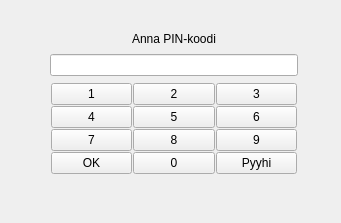
JuusoToratti/tvt23pankkiprojekti, file bank-automat/addPin.ui: the form before one commit.
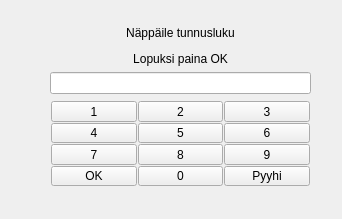
The form after the commit.

```diff
--- a/bank-automat/addPin.ui
+++ b/bank-automat/addPin.ui
@@ -6,20 +6,23 @@
    <rect>
     <x>0</x>
     <y>0</y>
-    <width>341</width>
-    <height>223</height>
+    <width>342</width>
+    <height>219</height>
    </rect>
   </property>
   <property name="windowTitle">
    <string>Form</string>
   </property>
+  <property name="styleSheet">
+   <string notr="true"/>
+  </property>
   <widget class="QWidget" name="verticalLayoutWidget_2">
    <property name="geometry">
     <rect>
      <x>50</x>
-     <y>30</y>
-     <width>248</width>
-     <height>145</height>
+     <y>26</y>
+     <width>261</width>
+     <height>161</height>
     </rect>
    </property>
    <layout class="QVBoxLayout" name="verticalLayout_2">
@@ -28,7 +31,7 @@
       <item>
        <widget class="QLabel" name="insertPinLabel">
         <property name="text">
-         <string>Anna PIN-koodi</string>
+         <string>&lt;html&gt;&lt;head/&gt;&lt;body&gt;&lt;p align=&quot;center&quot;&gt;Näppäile tunnusluku&lt;/p&gt;&lt;p align=&quot;center&quot;&gt;Lopuksi paina OK&lt;/p&gt;&lt;/body&gt;&lt;/html&gt;</string>
         </property>
         <property name="alignment">
          <set>Qt::AlignCenter</set>
```
